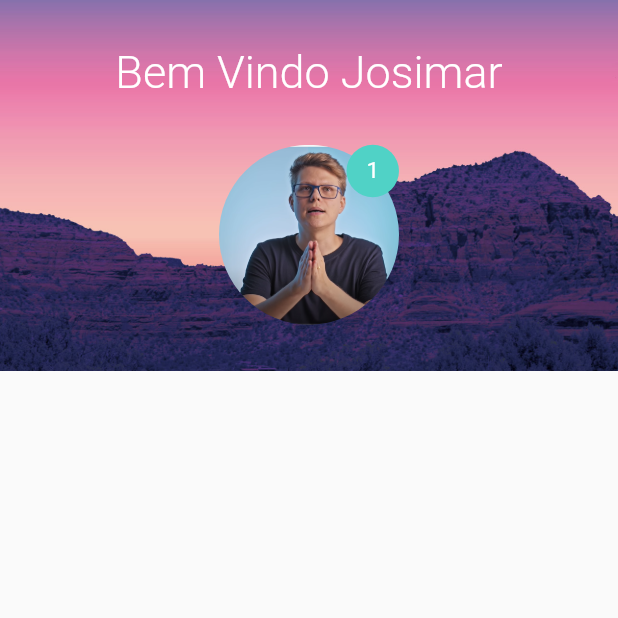
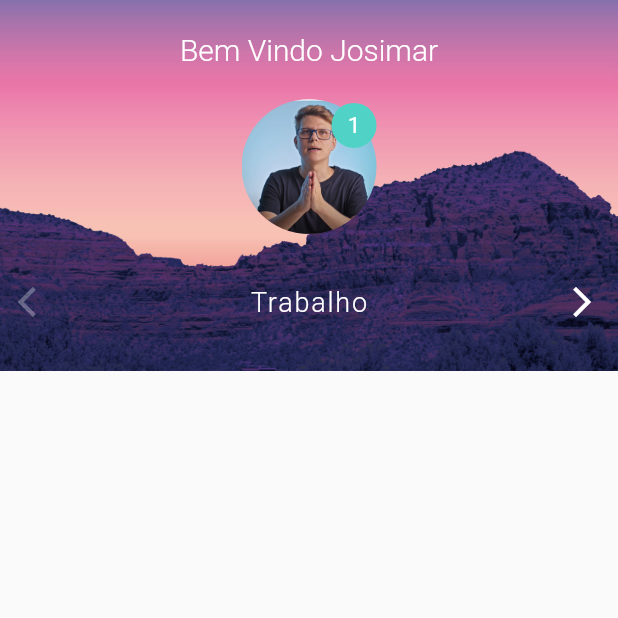
Before and after one commit to josimarminetefera/animacao, a Flutter app: the screen it shows after launch, on a phone screen of 412 x 824 dp, the top half of it. Run offline on Flutter 3.47's test engine with Material 2 defaults, Android fonts, the phone set to English and light mode, and no system bars.

Commit message:
Melhorado função de exibição de foto de perfil e notificaçao.

```diff
--- a/lib/screens/home/widget/home_top.dart
+++ b/lib/screens/home/widget/home_top.dart
@@ -1,3 +1,4 @@
+import 'package:animacao/screens/home/widget/categoria_view.dart';
 import 'package:flutter/material.dart';
 
 class HomeTop extends StatelessWidget {
@@ -25,17 +26,26 @@ class HomeTop extends StatelessWidget {
             Text(
               "Bem Vindo Josimar",
               style: TextStyle(
-                fontSize: 30,
+                fontSize: 20,
                 fontWeight: FontWeight.w300,
                 color: Colors.white,
               ),
             ),
             //Container principal com a imagem e a notificaçao
-            Container(
+            ImagemComNotificacao(),
+            CategoriaView(),
+          ],
+        ),
+      ),
+    );
+  }
+
+  Widget ImagemComNotificacao() {
+    return Container(
       alignment: Alignment.topRight,
       //alinhamento na notificação = alinhamento do filho a direita
-              width: containerQueVaiCrescer.value * 120,
-              height: containerQueVaiCrescer.value * 120,
+      width: containerQueVaiCrescer.value * 90,
+      height: containerQueVaiCrescer.value * 90,
       decoration: BoxDecoration(
         shape: BoxShape.circle,
         image: DecorationImage(
@@ -47,13 +57,17 @@ class HomeTop extends StatelessWidget {
         // numero que fica no canto direito
         height: containerQueVaiCrescer.value * 35,
         width: containerQueVaiCrescer.value * 35,
-                margin: EdgeInsets.only(left: 80),
+        margin: EdgeInsets.only(left: 60),
         alignment: Alignment.center,
         //tem como alinhas com alignment e child center
         child: Center(
           child: Text(
             "1",
-                    style: TextStyle(fontSize: containerQueVaiCrescer.value * 15, fontWeight: FontWeight.w400, color: Colors.white),
+            style: TextStyle(
+              fontSize: containerQueVaiCrescer.value * 15,
+              fontWeight: FontWeight.w400,
+              color: Colors.white,
+            ),
           ),
         ),
         decoration: BoxDecoration(
@@ -61,10 +75,6 @@ class HomeTop extends StatelessWidget {
           color: Color.fromRGBO(80, 210, 198, 1.0),
         ),
       ),
-            ),
-          ],
-        ),
-      ),
     );
   }
 }
```
Lines whose indentation alone changed are shown as unchanged.
